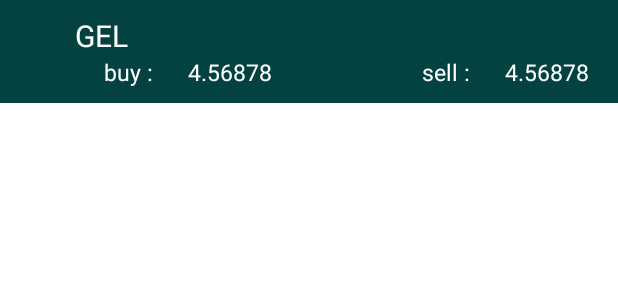
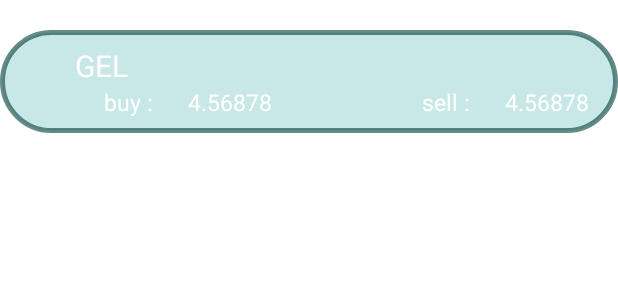
Before and after one commit to tmumladze123/Walletfluent, an Android app: the layout currency_item.xml on its own in the app's theme, with its tools: preview values and no code run, on a phone screen of 412 x 824 dp. Shown: the top 300 px of the screen. Run offline under Robolectric (Android 15) with nearby library versions, the phone set to English and light mode, and no system bars.

Commit message:
add visual

```diff
--- /dev/null
+++ b/WalletFluent/app/src/main/res/drawable/borderlayout.xml
@@ -0,0 +1,8 @@
+<?xml version="1.0" encoding="UTF-8"?>
+<shape xmlns:android="http://schemas.android.com/apk/res/android"
+    xmlns:aapt="http://schemas.android.com/aapt">
+    <solid android:color="#37049391"/>
+    <stroke android:width="3dp" android:color="#9E07433E" />
+    <corners android:radius="70dp"/>
+    <padding android:left="0dp" android:top="0dp" android:right="0dp" android:bottom="0dp" />
+</shape>
--- a/WalletFluent/app/src/main/res/layout/currency_item.xml
+++ b/WalletFluent/app/src/main/res/layout/currency_item.xml
@@ -2,12 +2,12 @@
 <androidx.constraintlayout.widget.ConstraintLayout xmlns:android="http://schemas.android.com/apk/res/android"
     xmlns:app="http://schemas.android.com/apk/res-auto"
     android:layout_width="match_parent"
-    android:background="@color/teal_700"
+    android:background="@drawable/borderlayout"
+    android:layout_marginTop="20dp"
     android:layout_height="wrap_content">
 
-    <androidx.cardview.widget.CardView
-        android:layout_width="match_parent"
-        android:layout_height="match_parent"/>
+
+
     <androidx.appcompat.widget.AppCompatTextView
         android:id="@+id/tvName"
         android:layout_width="wrap_content"
--- a/WalletFluent/app/src/main/res/layout/currency_page_fragment.xml
+++ b/WalletFluent/app/src/main/res/layout/currency_page_fragment.xml
@@ -3,15 +3,14 @@
     xmlns:tools="http://schemas.android.com/tools"
     xmlns:app="http://schemas.android.com/apk/res-auto"
     android:layout_width="match_parent"
+    android:background="@drawable/ic_background"
     android:layout_height="match_parent"
-    android:background="@color/teal_700"
     tools:context=".ui.currency.currencyPages.countryCurrencies.CurrencyPageFragment">
 
     <androidx.appcompat.widget.SearchView
         android:id="@+id/searchView"
         android:layout_width="match_parent"
         android:layout_height="wrap_content"
-        android:background="@color/teal_700"
         app:layout_constraintEnd_toEndOf="parent"
         app:layout_constraintHorizontal_bias="0.0"
         app:layout_constraintStart_toStartOf="parent"
```
